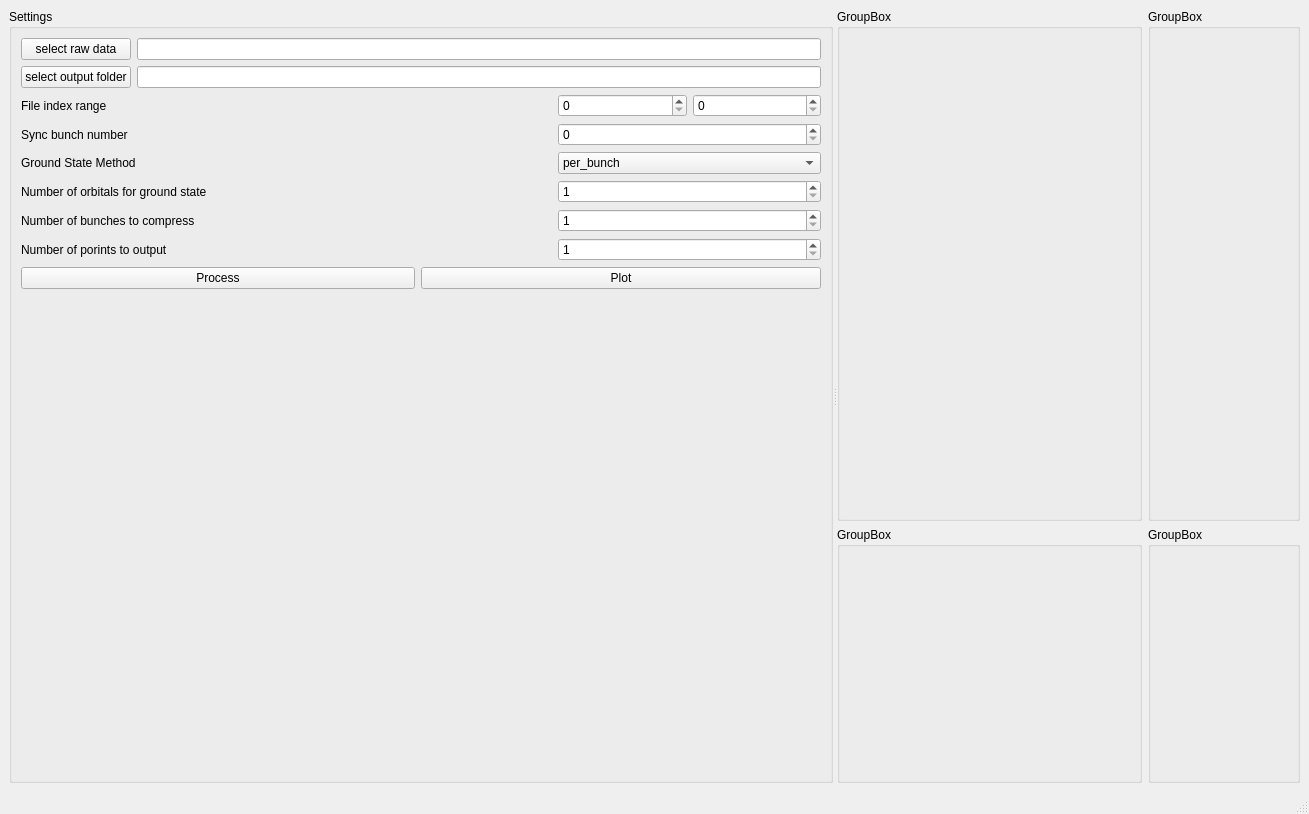
First picture: the form in src/trxasviewer/viewer.ui, repository AdvancedPhotonSource/trxasviewer, before the edit.
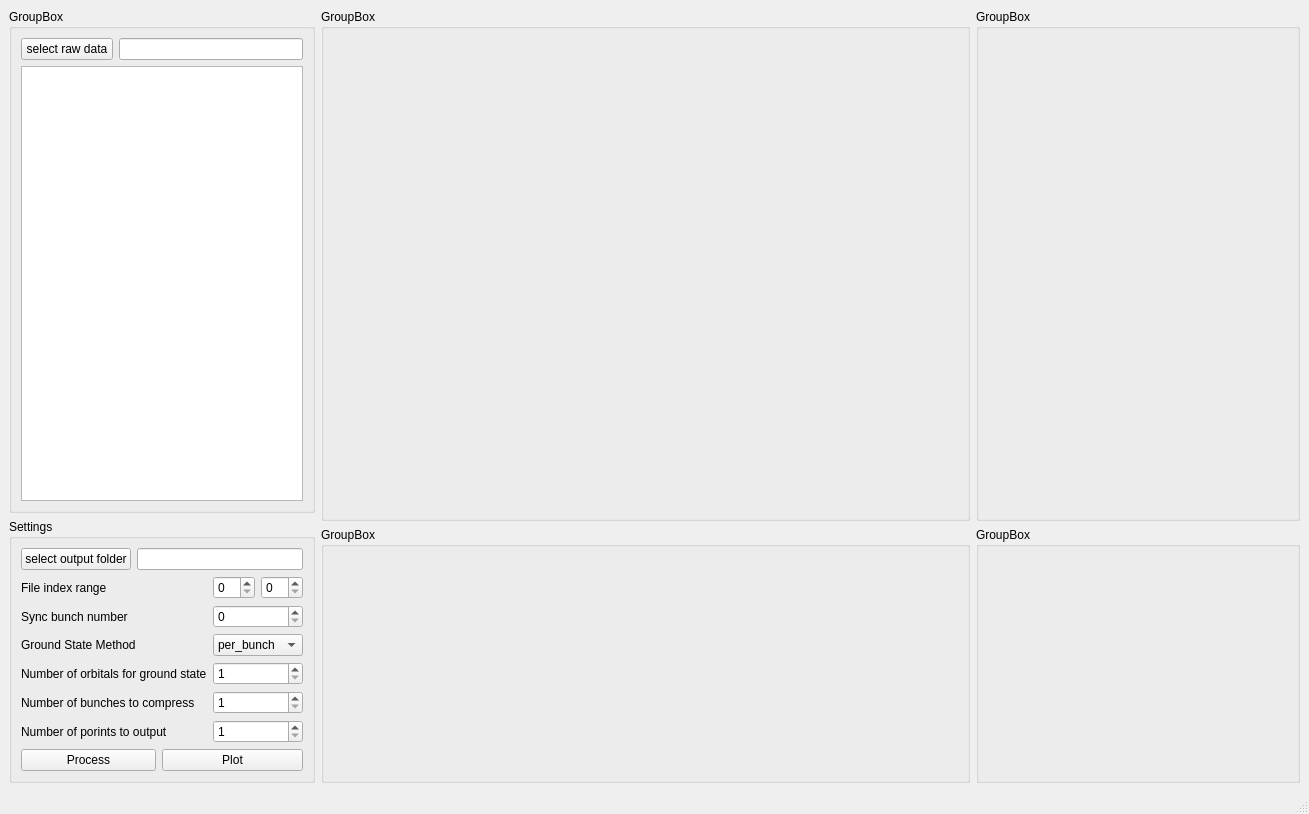
Second picture: the form after the edit. Custom widgets are drawn as their Qt base class.

```diff
--- a/src/trxasviewer/viewer.ui
+++ b/src/trxasviewer/viewer.ui
@@ -14,12 +14,46 @@
    <string>MainWindow</string>
   </property>
   <widget class="QWidget" name="centralwidget">
+   <layout class="QGridLayout" name="gridLayout_9">
+    <item row="0" column="0">
+     <layout class="QVBoxLayout" name="verticalLayout">
+      <item>
+       <widget class="QGroupBox" name="groupBox_6">
+        <property name="title">
+         <string>GroupBox</string>
+        </property>
    <layout class="QGridLayout" name="gridLayout_2">
-    <item row="0" column="0">
-     <widget class="QSplitter" name="splitter">
-      <property name="orientation">
-       <enum>Qt::Orientation::Horizontal</enum>
-      </property>
+         <item row="1" column="1" colspan="3">
+          <widget class="QTreeView" name="treeView_fs">
+           <property name="sizePolicy">
+            <sizepolicy hsizetype="Minimum" vsizetype="Expanding">
+             <horstretch>0</horstretch>
+             <verstretch>1</verstretch>
+            </sizepolicy>
+           </property>
+          </widget>
+         </item>
+         <item row="0" column="1">
+          <widget class="QPushButton" name="pushButton_select_rawfolder">
+           <property name="text">
+            <string>select raw data</string>
+           </property>
+          </widget>
+         </item>
+         <item row="0" column="2" colspan="2">
+          <widget class="QLineEdit" name="lineEdit_rawfolder">
+           <property name="sizePolicy">
+            <sizepolicy hsizetype="Minimum" vsizetype="Fixed">
+             <horstretch>0</horstretch>
+             <verstretch>0</verstretch>
+            </sizepolicy>
+           </property>
+          </widget>
+         </item>
+        </layout>
+       </widget>
+      </item>
+      <item>
       <widget class="QGroupBox" name="groupBox_5">
        <property name="sizePolicy">
         <sizepolicy hsizetype="Fixed" vsizetype="Preferred">
@@ -33,26 +67,16 @@
        <layout class="QGridLayout" name="gridLayout_5">
         <item row="0" column="0">
          <layout class="QGridLayout" name="gridLayout_3">
-          <item row="0" column="0">
-           <widget class="QPushButton" name="pushButton_select_rawfolder">
-            <property name="text">
-             <string>select raw data</string>
-            </property>
-           </widget>
-          </item>
-          <item row="1" column="0">
+           <item row="0" column="1">
+            <widget class="QLineEdit" name="lineEdit_outputfolder"/>
+           </item>
+           <item row="0" column="0">
            <widget class="QPushButton" name="pushButton_select_outputfolder">
             <property name="text">
              <string>select output folder</string>
             </property>
            </widget>
           </item>
-          <item row="0" column="1">
-           <widget class="QLineEdit" name="lineEdit_rawfolder"/>
-          </item>
-          <item row="1" column="1">
-           <widget class="QLineEdit" name="lineEdit_outputfolder"/>
-          </item>
          </layout>
         </item>
         <item row="1" column="0">
@@ -166,27 +190,17 @@
           </item>
          </layout>
         </item>
-        <item row="2" column="0">
-         <spacer name="verticalSpacer">
-          <property name="orientation">
-           <enum>Qt::Orientation::Vertical</enum>
-          </property>
-          <property name="sizeHint" stdset="0">
-           <size>
-            <width>20</width>
-            <height>40</height>
-           </size>
-          </property>
-         </spacer>
-        </item>
-       </layout>
-      </widget>
-      <widget class="QWidget" name="layoutWidget">
+        </layout>
+       </widget>
+      </item>
+     </layout>
+    </item>
+    <item row="0" column="1">
        <layout class="QGridLayout" name="gridLayout">
         <item row="0" column="0">
          <widget class="QGroupBox" name="groupBox">
           <property name="sizePolicy">
-           <sizepolicy hsizetype="Preferred" vsizetype="Preferred">
+         <sizepolicy hsizetype="Expanding" vsizetype="Preferred">
             <horstretch>2</horstretch>
             <verstretch>2</verstretch>
            </sizepolicy>
@@ -196,7 +210,14 @@
           </property>
           <layout class="QGridLayout" name="gridLayout_6">
            <item row="0" column="0">
-            <widget class="ImageView" name="pg_hdl_img2d" native="true"/>
+          <widget class="ImageView" name="pg_hdl_img2d" native="true">
+           <property name="sizePolicy">
+            <sizepolicy hsizetype="Expanding" vsizetype="Preferred">
+             <horstretch>2</horstretch>
+             <verstretch>2</verstretch>
+            </sizepolicy>
+           </property>
+          </widget>
            </item>
           </layout>
          </widget>
@@ -204,9 +225,9 @@
         <item row="0" column="1">
          <widget class="QGroupBox" name="groupBox_3">
           <property name="sizePolicy">
-           <sizepolicy hsizetype="Preferred" vsizetype="Preferred">
+         <sizepolicy hsizetype="Expanding" vsizetype="Preferred">
             <horstretch>1</horstretch>
-            <verstretch>1</verstretch>
+          <verstretch>2</verstretch>
            </sizepolicy>
           </property>
           <property name="title">
@@ -214,7 +235,14 @@
           </property>
           <layout class="QGridLayout" name="gridLayout_8">
            <item row="0" column="0">
-            <widget class="PlotWidget" name="pg_hdl_vline" native="true"/>
+          <widget class="PlotWidget" name="pg_hdl_vline" native="true">
+           <property name="sizePolicy">
+            <sizepolicy hsizetype="Preferred" vsizetype="Preferred">
+             <horstretch>1</horstretch>
+             <verstretch>2</verstretch>
+            </sizepolicy>
+           </property>
+          </widget>
            </item>
           </layout>
          </widget>
@@ -222,8 +250,8 @@
         <item row="1" column="0">
          <widget class="QGroupBox" name="groupBox_2">
           <property name="sizePolicy">
-           <sizepolicy hsizetype="Preferred" vsizetype="Preferred">
-            <horstretch>1</horstretch>
+         <sizepolicy hsizetype="Expanding" vsizetype="Preferred">
+          <horstretch>2</horstretch>
             <verstretch>1</verstretch>
            </sizepolicy>
           </property>
@@ -232,7 +260,14 @@
           </property>
           <layout class="QGridLayout" name="gridLayout_7">
            <item row="0" column="0">
-            <widget class="PlotWidget" name="pg_hdl_hline" native="true"/>
+          <widget class="PlotWidget" name="pg_hdl_hline" native="true">
+           <property name="sizePolicy">
+            <sizepolicy hsizetype="Preferred" vsizetype="Preferred">
+             <horstretch>2</horstretch>
+             <verstretch>1</verstretch>
+            </sizepolicy>
+           </property>
+          </widget>
            </item>
           </layout>
          </widget>
@@ -240,7 +275,7 @@
         <item row="1" column="1">
          <widget class="QGroupBox" name="groupBox_4">
           <property name="sizePolicy">
-           <sizepolicy hsizetype="Preferred" vsizetype="Preferred">
+         <sizepolicy hsizetype="Expanding" vsizetype="Preferred">
             <horstretch>1</horstretch>
             <verstretch>1</verstretch>
            </sizepolicy>
@@ -251,8 +286,6 @@
          </widget>
         </item>
        </layout>
-      </widget>
-     </widget>
     </item>
    </layout>
   </widget>
```
Left out of the diff: 2 changed lines with no effect on the pictures. Lines whose indentation alone changed are shown as unchanged.
